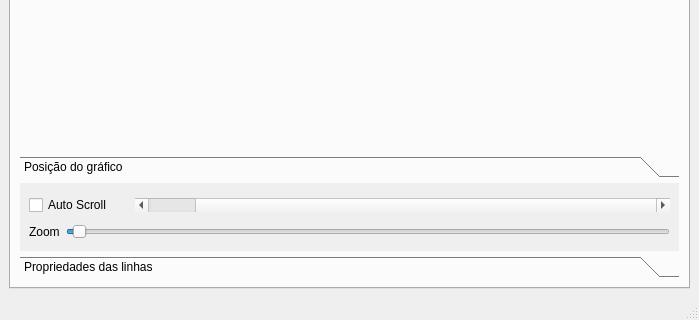
Above: mainwindow.ui from cristhianwb/BebumBrew before the change; both pictures show x 0 to 699 and y 175 to 495 of the 699 by 495 pixel window. Below: the same form after it.
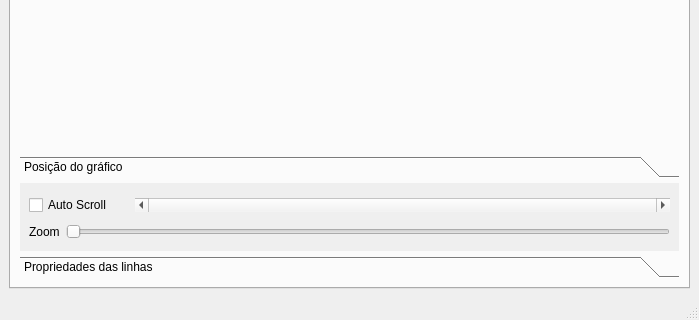
That is the form after the change. Icons and pictures are not drawn.

```diff
--- a/mainwindow.ui
+++ b/mainwindow.ui
@@ -935,7 +935,7 @@
               <item>
                <widget class="QScrollBar" name="plotPosScroll">
                 <property name="minimum">
-                 <number>0</number>
+                 <number>1</number>
                 </property>
                 <property name="maximum">
                  <number>1</number>
@@ -962,10 +962,10 @@
               <item>
                <widget class="QSlider" name="zoomSlider">
                 <property name="minimum">
-                 <number>0</number>
+                 <number>1</number>
                 </property>
                 <property name="maximum">
-                 <number>99</number>
+                 <number>100</number>
                 </property>
                 <property name="singleStep">
                  <number>1</number>
```
